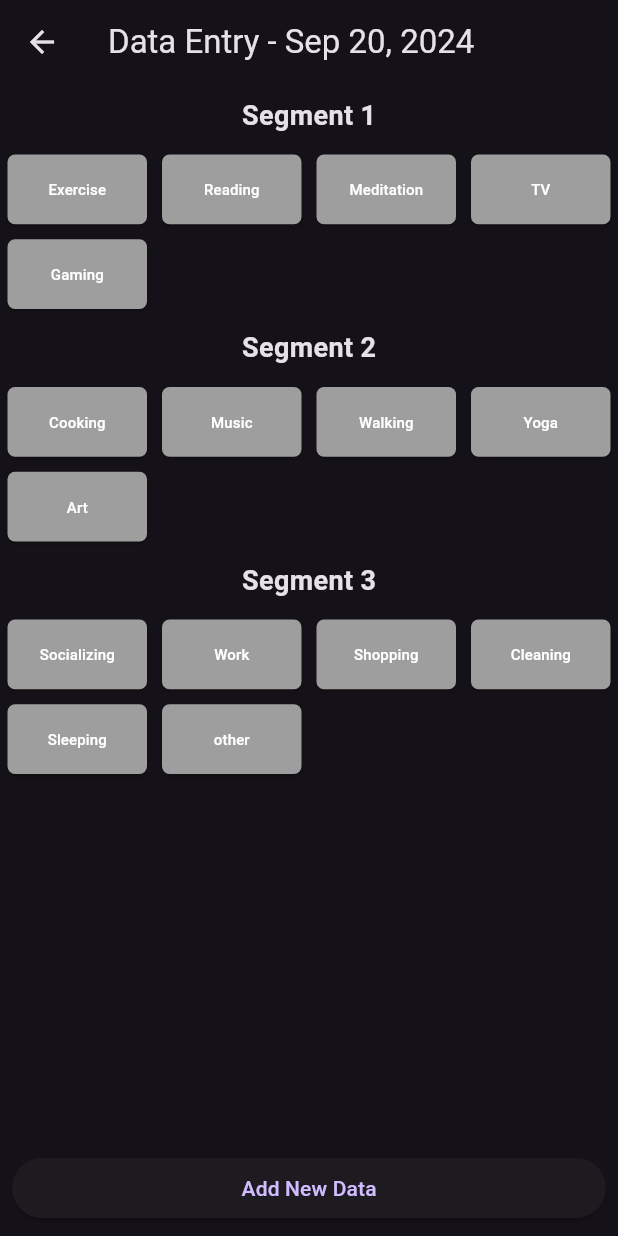
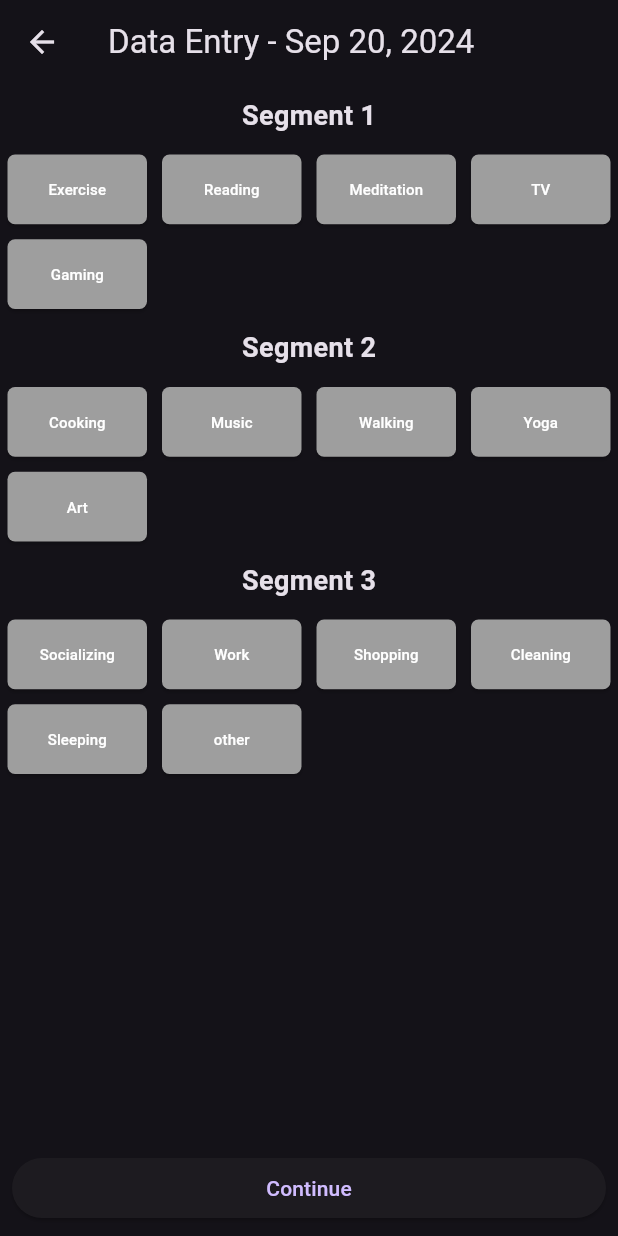
Before and after one commit to magnusjungersen/life_tracker, a Flutter app: the Data2Page screen opened directly with empty values, on a phone screen of 412 x 824 dp. Run offline on Flutter 3.47's test engine with Material 3 defaults, Android fonts, the phone set to English and light mode, and no system bars; our stand-ins replace shared_preferences, table_calendar; accounts and stored records are empty.

Commit message:
idk anymore

```diff
--- a/life_tracker/lib/data_entry_emotions.dart
+++ b/life_tracker/lib/data_entry_emotions.dart
@@ -128,7 +128,7 @@ class _Data2PageState extends State<Data2Page> {
             _saveActivities();
             Navigator.popUntil(context, ModalRoute.withName('/'));
           },
-          child: Text('Add New Data'),
+          child: Text('Continue'),
         ),
       ),
     );
--- a/life_tracker/lib/data_entry_sliders.dart
+++ b/life_tracker/lib/data_entry_sliders.dart
@@ -1,6 +1,6 @@
 import 'package:flutter/material.dart';
 import 'package:shared_preferences/shared_preferences.dart';
-import 'data_entry2.dart';
+import 'data_entry_emotions.dart';
 import 'package:intl/intl.dart';
 
 // Data1Page - sliders for energy and wellbeing data
@@ -91,7 +91,7 @@ class _Data1PageState extends State<Data1Page> {
           ),
           ElevatedButton(
             onPressed: () {
-              _saveData();  // Save the energy and wellbeing data
+              _saveData();  // Save data
               Navigator.push(
                 context,
                 MaterialPageRoute(
```
